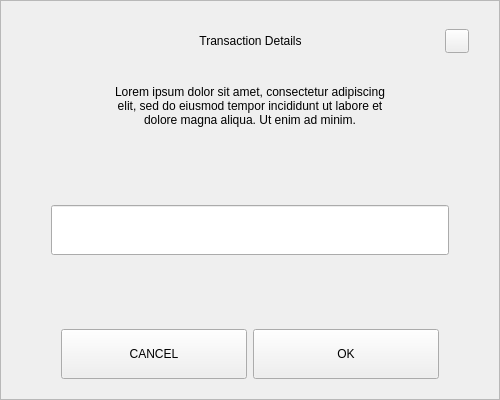
Old version of the form src/qt/oro/forms/sendchangeaddressdialog.ui in the repository ORO-mlm/ORO-Core.
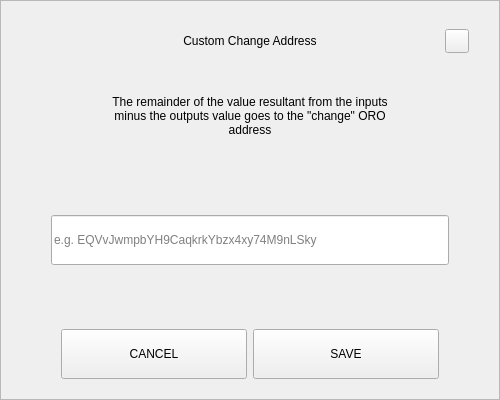
New version of the form.

The edit to the form file:
```diff
--- a/src/qt/oro/forms/sendchangeaddressdialog.ui
+++ b/src/qt/oro/forms/sendchangeaddressdialog.ui
@@ -92,7 +92,7 @@
            <string notr="true">padding-left:24px;</string>
           </property>
           <property name="text">
-           <string>Transaction Details</string>
+           <string>Custom Change Address</string>
           </property>
           <property name="alignment">
            <set>Qt::AlignCenter</set>
@@ -160,11 +160,11 @@
         <property name="minimumSize">
          <size>
           <width>0</width>
-          <height>50</height>
+          <height>70</height>
          </size>
         </property>
         <property name="text">
-         <string>Lorem ipsum dolor sit amet, consectetur adipiscing elit, sed do eiusmod tempor incididunt ut labore et dolore magna aliqua. Ut enim ad minim.</string>
+         <string>The remainder of the value resultant from the inputs minus the outputs value goes to the &quot;change&quot; ORO address</string>
         </property>
         <property name="alignment">
          <set>Qt::AlignCenter</set>
@@ -206,6 +206,9 @@
             <height>50</height>
            </size>
           </property>
+          <property name="placeholderText">
+           <string notr="true">e.g. EQVvJwmpbYH9CaqkrkYbzx4xy74M9nLSky</string>
+          </property>
          </widget>
         </item>
        </layout>
@@ -262,7 +265,7 @@
            <enum>Qt::NoFocus</enum>
           </property>
           <property name="text">
-           <string>OK</string>
+           <string>SAVE</string>
           </property>
          </widget>
         </item>
```
